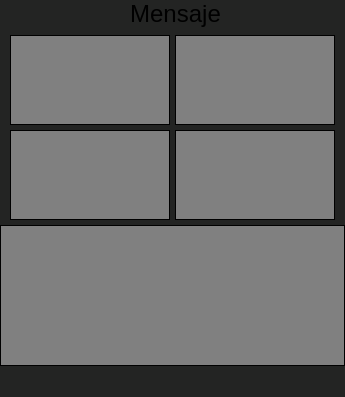
Old version of the form GUI/Qt.ui in the repository AbramIV/Validator.
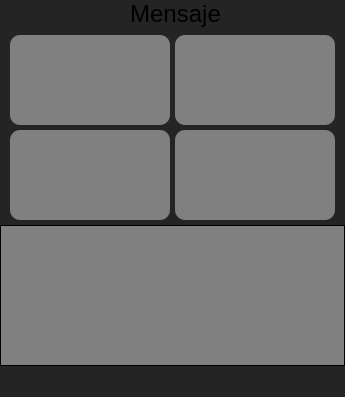
New version of the form. Icons and pictures are not drawn.

Diff of the .ui file:
```diff
--- a/GUI/Qt.ui
+++ b/GUI/Qt.ui
@@ -104,7 +104,7 @@
      </font>
     </property>
     <property name="styleSheet">
-     <string notr="true">background:gray;color:black</string>
+     <string notr="true">background:gray;color:black;border-radius: 10px;</string>
     </property>
     <property name="frameShape">
      <enum>QFrame::Shape::Box</enum>
@@ -155,7 +155,7 @@
      </font>
     </property>
     <property name="styleSheet">
-     <string notr="true">background:gray;color:black;border-color:black</string>
+     <string notr="true">background:gray;color:black;border-color:black;border-radius: 10px;</string>
     </property>
     <property name="frameShape">
      <enum>QFrame::Shape::Box</enum>
@@ -185,7 +185,7 @@
      </font>
     </property>
     <property name="styleSheet">
-     <string notr="true">background:gray;color:black</string>
+     <string notr="true">background:gray;color:black;border-radius: 10px;</string>
     </property>
     <property name="frameShape">
      <enum>QFrame::Shape::Box</enum>
@@ -212,7 +212,7 @@
      </font>
     </property>
     <property name="styleSheet">
-     <string notr="true">background:gray;color:black</string>
+     <string notr="true">background:gray;color:black;border-radius: 10px;</string>
     </property>
     <property name="frameShape">
      <enum>QFrame::Shape::Box</enum>
```
Left out of the diff: 4 changed lines with no effect on the pictures.
